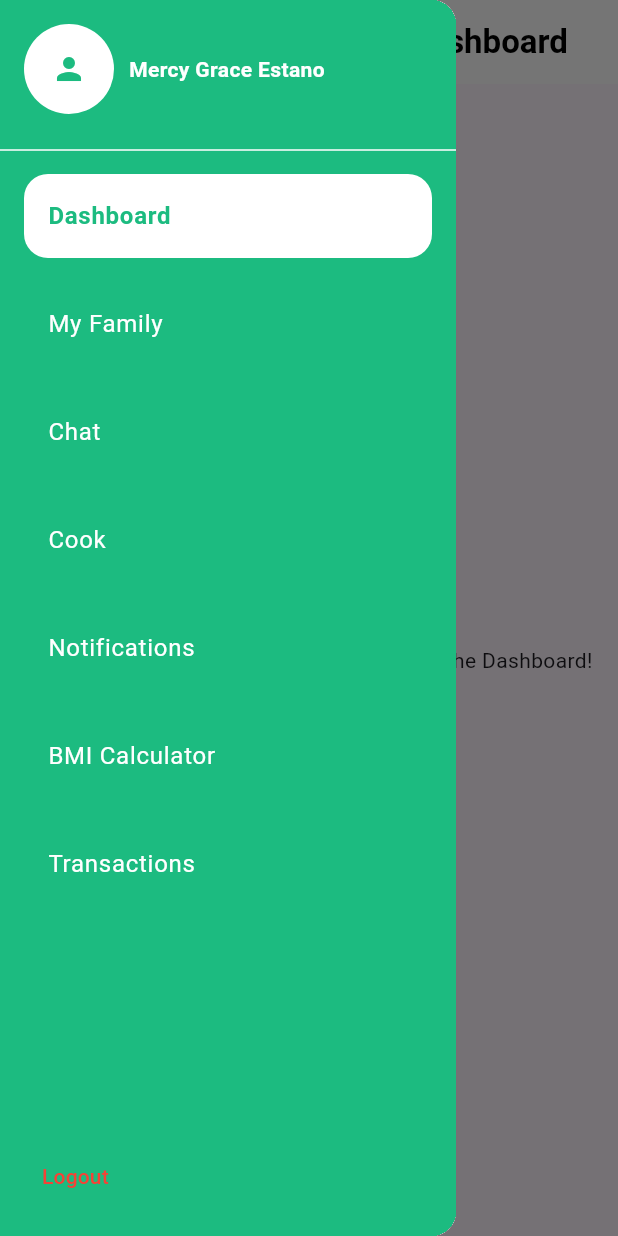
After one commit to roughy713/pamealya, a Flutter app: the FamHeadDashboard screen opened directly, after a tap on the "menu" icon, on a phone screen of 412 x 824 dp. The commit adds this screen. Run offline on Flutter 3.47's test engine with Material 3 defaults, Android fonts, the phone set to English and light mode, and no system bars.

Commit message:
initial commit

```diff
--- /dev/null
+++ b/lib/famhead_dashboard.dart
@@ -0,0 +1,206 @@
+import 'package:flutter/material.dart';
+
+class FamHeadDashboard extends StatefulWidget {
+  const FamHeadDashboard({super.key});
+
+  @override
+  _FamHeadDashboardState createState() => _FamHeadDashboardState();
+}
+
+class _FamHeadDashboardState extends State<FamHeadDashboard> {
+  final GlobalKey<ScaffoldState> _scaffoldKey = GlobalKey<ScaffoldState>();
+  int _selectedIndex = 0;
+  bool _isDrawerOpen = false;
+
+  // Details for each page
+  final List<Widget> _pageDetails = [
+    const Center(child: Text('Welcome to the Dashboard!')),
+    const Center(child: Text('Here is your family information.')),
+    const Center(child: Text('Chat with family members.')),
+    const Center(child: Text('Consult with a cooks here.')),
+    const Center(child: Text('Your notifications will appear here.')),
+    const Center(child: Text('BMI Calculator to help you track your health.')),
+    const Center(child: Text('View your transactions here.')),
+  ];
+
+  // Titles for the AppBar for each section
+  final List<String> _titles = [
+    'Dashboard',
+    'My Family',
+    'Chat',
+    'Cook',
+    'Notifications',
+    'BMI Calculator',
+    'Transactions',
+  ];
+
+  void _onSelectItem(int index) {
+    setState(() {
+      _selectedIndex = index;
+    });
+  }
+
+  void _onDrawerStateChanged(bool isOpen) {
+    setState(() {
+      _isDrawerOpen = isOpen;
+    });
+  }
+
+  @override
+  Widget build(BuildContext context) {
+    return Scaffold(
+      key: _scaffoldKey,
+      appBar: PreferredSize(
+        preferredSize: const Size.fromHeight(56.0),
+        child: AnimatedContainer(
+          duration: const Duration(milliseconds: 300),
+          transform:
+              Matrix4.translationValues(_isDrawerOpen ? 200.0 : 0.0, 0.0, 0.0),
+          child: AppBar(
+            backgroundColor: Colors.white,
+            iconTheme: const IconThemeData(color: Color(0xFF1CBB80)),
+            elevation: 0,
+            title: Text(
+              _titles[_selectedIndex],
+              style: const TextStyle(
+                color: Colors.black,
+                fontWeight: FontWeight.bold,
+              ),
+            ),
+            leading: IconButton(
+              icon: const Icon(Icons.menu),
+              onPressed: () {
+                _scaffoldKey.currentState?.openDrawer();
+              },
+            ),
+          ),
+        ),
+      ),
+      drawer: Drawer(
+        child: Container(
+          color: const Color(0xFF1CBB80), // Green color for sidebar
+          child: Column(
+            crossAxisAlignment: CrossAxisAlignment.start,
+            children: [
+              // User Profile
+              const Padding(
+                padding: EdgeInsets.all(16.0),
+                child: Row(
+                  children: [
+                    CircleAvatar(
+                      radius: 30,
+                      backgroundColor: Colors.white,
+                      child: Icon(Icons.person, color: Color(0xFF1CBB80)),
+                    ),
+                    SizedBox(width: 10),
+                    Text(
+                      'Mercy Grace Estano',
+                      style: TextStyle(
+                        color: Colors.white,
+                        fontWeight: FontWeight.bold,
+                      ),
+                    ),
+                  ],
+                ),
+              ),
+              const Divider(color: Colors.white),
+              // Navigation Menu
+              _SidebarMenuItem(
+                title: 'Dashboard',
+                isSelected: _selectedIndex == 0,
+                onTap: () => _onSelectItem(0),
+              ),
+              _SidebarMenuItem(
+                title: 'My Family',
+                isSelected: _selectedIndex == 1,
+                onTap: () => _onSelectItem(1),
+              ),
+              _SidebarMenuItem(
+                title: 'Chat',
+                isSelected: _selectedIndex == 2,
+                onTap: () => _onSelectItem(2),
+              ),
+              _SidebarMenuItem(
+                title: 'Cook',
+                isSelected: _selectedIndex == 3,
+                onTap: () => _onSelectItem(3),
+              ),
+              _SidebarMenuItem(
+                title: 'Notifications',
+                isSelected: _selectedIndex == 4,
+                onTap: () => _onSelectItem(4),
+              ),
+              _SidebarMenuItem(
+                title: 'BMI Calculator',
+                isSelected: _selectedIndex == 5,
+                onTap: () => _onSelectItem(5),
+              ),
+              _SidebarMenuItem(
+                title: 'Transactions',
+                isSelected: _selectedIndex == 6,
+                onTap: () => _onSelectItem(6),
+              ),
+              const Spacer(),
+              // Logout Button
+              Padding(
+                padding: const EdgeInsets.all(16.0),
+                child: TextButton(
+                  onPressed: () {},
+                  child: const Text(
+                    'Logout',
+                    style: TextStyle(color: Colors.red),
+                  ),
+                ),
+              ),
+            ],
+          ),
+        ),
+      ),
+      onDrawerChanged: _onDrawerStateChanged, // Callback to track drawer state
+      body: AnimatedContainer(
+        duration: const Duration(milliseconds: 300),
+        margin: EdgeInsets.only(left: _isDrawerOpen ? 200 : 0),
+        child: _pageDetails[
+            _selectedIndex], // Update the center with selected details
+      ),
+    );
+  }
+}
+
+// Sidebar menu item widget
+class _SidebarMenuItem extends StatelessWidget {
+  final String title;
+  final bool isSelected;
+  final VoidCallback onTap;
+
+  const _SidebarMenuItem({
+    required this.title,
+    required this.onTap,
+    this.isSelected = false,
+  });
+
+  @override
+  Widget build(BuildContext context) {
+    return Padding(
+      padding: const EdgeInsets.symmetric(vertical: 8.0, horizontal: 16.0),
+      child: Container(
+        decoration: isSelected
+            ? BoxDecoration(
+                color: Colors.white,
+                borderRadius: BorderRadius.circular(16),
+              )
+            : null,
+        child: ListTile(
+          title: Text(
+            title,
+            style: TextStyle(
+              color: isSelected ? const Color(0xFF1CBB80) : Colors.white,
+              fontWeight: isSelected ? FontWeight.bold : FontWeight.normal,
+            ),
+          ),
+          onTap: onTap,
+        ),
+      ),
+    );
+  }
+}
```
Also changed, not shown: lib/main.dart (+20 -0 lines).
